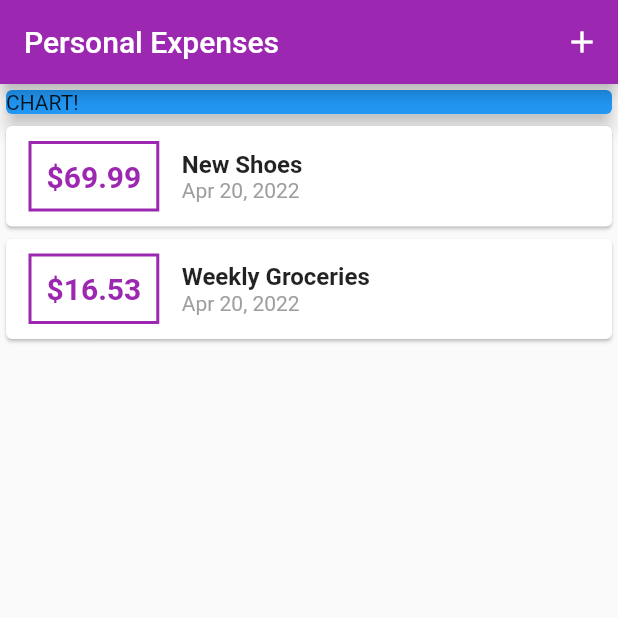
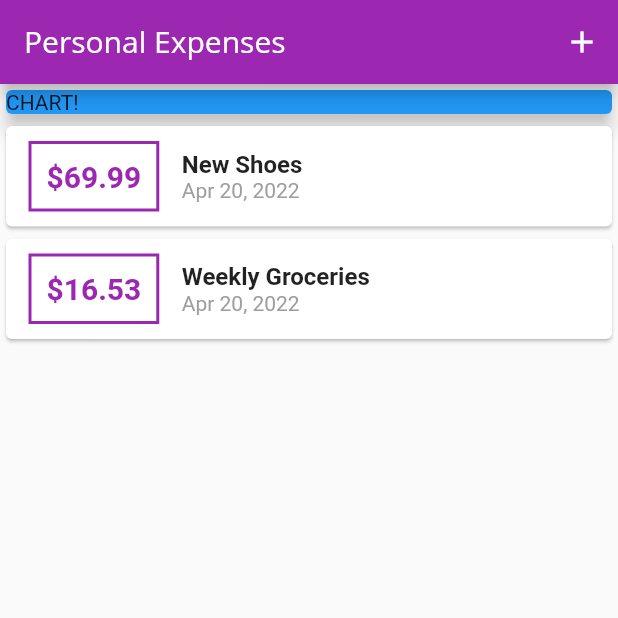
Before and after one commit to rutviksorathia/flutter_project, a Flutter app: the screen it shows after launch, on a phone screen of 412 x 824 dp, the top half of it. Run offline on Flutter 3.47's test engine with Material 2 defaults, Android fonts, the light colour scheme and no system bars; Roboto replaces fonts that are missing (Open Sans).

Commit message:
Custom Font

```diff
--- a/lib/main.dart
+++ b/lib/main.dart
@@ -14,6 +14,15 @@
       theme: ThemeData(
         primarySwatch: Colors.purple,
         accentColor: Colors.amber,
+        fontFamily: 'Quicksand',
+        textTheme: ThemeData.light().textTheme.copyWith(
+              headline6: TextStyle(fontFamily: 'Quicksand', fontSize: 18),
+            ),
+        appBarTheme: AppBarTheme(
+          textTheme: ThemeData.light().textTheme.copyWith(
+                headline6: TextStyle(fontFamily: 'Quicksand', fontSize: 20),
+              ),
+        ),
       ),
       home: MyHomePage(),
     );
@@ -73,7 +82,10 @@
   Widget build(BuildContext context) {
     return Scaffold(
       appBar: AppBar(
-        title: Text('Personal Expenses'),
+        title: Text(
+          'Personal Expenses',
+          style: TextStyle(fontFamily: 'Open Sans'),
+        ),
         actions: <Widget>[
           IconButton(
             icon: Icon(Icons.add),
```
Also changed, not shown: pubspec.yaml (+12 -6 lines), assets/fonts/OpenSans-Bold.ttf (added), assets/fonts/OpenSans-Regular.ttf (added), assets/fonts/Quicksand-Bold.ttf (added), assets/fonts/Quicksand-Light.ttf (added), assets/fonts/Quicksand-Medium.ttf (added), assets/fonts/Quicksand-Regular.ttf (added).
